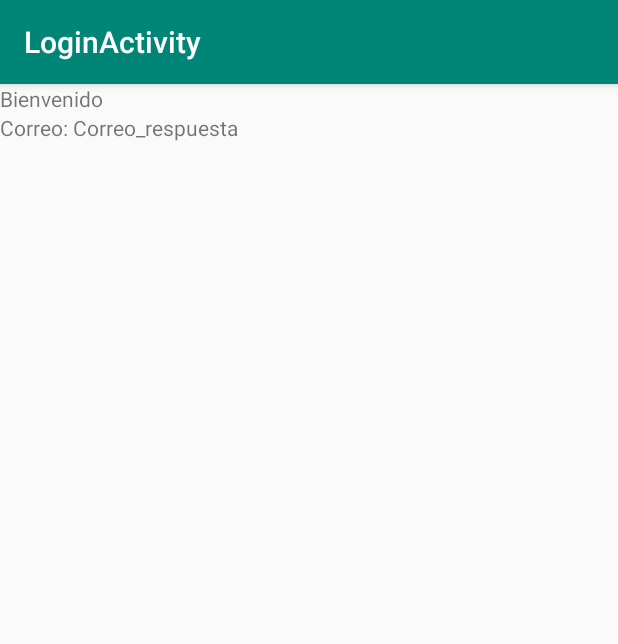
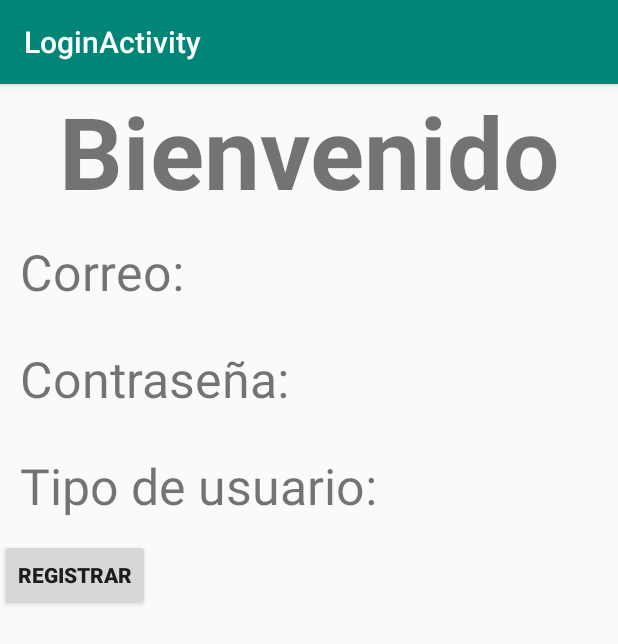
Before and after one commit to Julio-06/LoginWithSharedPreferences, an Android app: the PrincipalActivity screen opened directly, with no data from a screen before it, on a phone screen of 412 x 824 dp. Shown: the top 644 px of the screen. Run offline under Robolectric (Android 15) with nearby library versions, the phone set to English and light mode, and no system bars.

Commit message:
Tenemos un codigo casi listo solo falta mostrar los valores

```diff
--- a/app/src/main/java/com/example/loginactivity/PrincipalActivity.java
+++ b/app/src/main/java/com/example/loginactivity/PrincipalActivity.java
@@ -2,13 +2,38 @@ package com.example.loginactivity;
 
 import androidx.appcompat.app.AppCompatActivity;
 
+import android.content.Intent;
 import android.os.Bundle;
+import android.view.View;
+
+import android.widget.TextView;
+
 
 public class PrincipalActivity extends AppCompatActivity {
+
+    TextView email, pass , user;
 
     @Override
     protected void onCreate(Bundle savedInstanceState) {
         super.onCreate(savedInstanceState);
         setContentView(R.layout.activity_principal);
+        InicializarControles();
     }
+
+    private void InicializarControles(){
+
+        email = (TextView)findViewById(R.id.email);
+        pass = (TextView)findViewById(R.id.pass);
+        user = (TextView)findViewById(R.id.user);
+    }
+
+    public void Registro(View view){
+
+        Intent i = new Intent(getApplicationContext(),RegistroActivity.class);
+        startActivity(i);
+    }
+
+
+
+
 }
--- a/app/src/main/java/com/example/loginactivity/RegistroActivity.java
+++ b/app/src/main/java/com/example/loginactivity/RegistroActivity.java
@@ -59,6 +59,9 @@ public class RegistroActivity extends AppCompatActivity {
                 fout.write(pass);
                 fout.write(tipo);
                 fout.close();
+                Toast.makeText(getApplicationContext(),"Se guardo en archivos",Toast.LENGTH_LONG).show();
+
+
             }
             catch (Exception ex)
             {
--- a/app/src/main/res/layout/activity_principal.xml
+++ b/app/src/main/res/layout/activity_principal.xml
@@ -4,31 +4,96 @@
     android:layout_height="match_parent">
 
     <TextView
+        android:textStyle="bold"
+        android:textSize="100px"
+        android:textAlignment="center"
         android:text="Bienvenido"
-        android:layout_width="wrap_content"
+        android:layout_width="match_parent"
         android:layout_height="wrap_content">
 
     </TextView>
 
     <LinearLayout
+        android:layout_margin="20px"
         android:layout_width="match_parent"
         android:layout_height="wrap_content"
         android:orientation="horizontal">
 
         <TextView
+
+            android:textSize="50px"
             android:text="Correo: "
             android:layout_width="wrap_content"
             android:layout_height="wrap_content">
 
         </TextView>
         <TextView
-            android:text="Correo_respuesta"
+            android:textStyle="bold"
+            android:textSize="50px"
+            android:id="@+id/email"
+
             android:layout_width="wrap_content"
             android:layout_height="wrap_content">
 
         </TextView>
     </LinearLayout>
 
+    <LinearLayout
+        android:layout_margin="20px"
+        android:layout_width="match_parent"
+        android:layout_height="wrap_content"
+        android:orientation="horizontal">
+
+        <TextView
+            android:textSize="50px"
+            android:text="Contraseña: "
+            android:layout_width="wrap_content"
+            android:layout_height="wrap_content">
+
+        </TextView>
+        <TextView
+            android:textStyle="bold"
+            android:textSize="50px"
+            android:id="@+id/pass"
+
+            android:layout_width="wrap_content"
+            android:layout_height="wrap_content">
+
+        </TextView>
+    </LinearLayout>
+    <LinearLayout
+        android:layout_margin="20px"
+        android:layout_width="match_parent"
+        android:layout_height="wrap_content"
+        android:orientation="horizontal">
+
+        <TextView
+            android:textSize="50px"
+            android:text="Tipo de usuario: "
+            android:layout_width="wrap_content"
+            android:layout_height="wrap_content">
+
+        </TextView>
+        <TextView
+            android:textStyle="bold"
+            android:textSize="50px"
+            android:id="@+id/user"
+
+            android:layout_width="wrap_content"
+            android:layout_height="wrap_content">
+
+        </TextView>
+    </LinearLayout>
+
+    <Button
+        android:textStyle="bold"
+        android:text="Registrar"
+        android:onClick="Registro"
+        android:layout_width="wrap_content"
+        android:layout_height="wrap_content">
+
+    </Button>
+
 
 
 
```
Also changed, not shown: app/src/main/java/com/example/loginactivity/MainActivity.java (+60 -8 lines).
